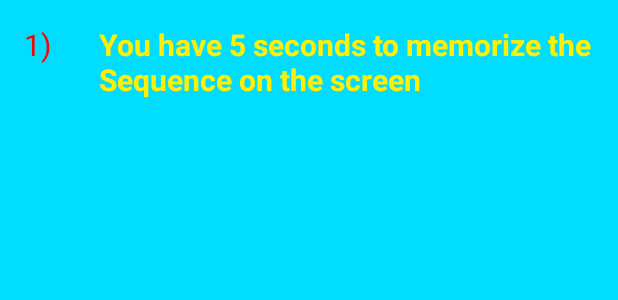
After one commit to aghiad4all/MemSeqGame, an Android app: the layout activity_instruction.xml on its own in the app's theme, with its tools: preview values and no code run, on a phone screen of 412 x 824 dp. The commit adds this screen. Shown: the top 300 px of the screen. Run offline under Robolectric (Android 15) with nearby library versions, the phone set to English and light mode, and no system bars.

Commit message:
Added icon and bug fixes

```diff
--- a/app/build.gradle
+++ b/app/build.gradle
@@ -24,4 +24,5 @@ dependencies {
 
     compile 'com.android.support:appcompat-v7:23.1.1'
     compile 'com.android.support:support-v4:23.1.1'
+    compile 'com.android.support:design:23.1.1'
 }
--- a/app/src/main/res/drawable/textview_yellow_border.xml
+++ b/app/src/main/res/drawable/textview_yellow_border.xml
@@ -9,7 +9,7 @@
 
     <!-- view border color and width -->
     <stroke
-        android:width="10dp"
+        android:width="7dp"
         android:color="#fff555" >
     </stroke>
 
--- a/app/src/main/res/layout/activity_game_start.xml
+++ b/app/src/main/res/layout/activity_game_start.xml
@@ -698,6 +698,7 @@
             android:textAppearance="?android:attr/textAppearanceLarge"
             android:text="1"
             android:textSize="30dp"
+            android:layout_gravity="center"
             android:gravity="center"
             android:background="@drawable/textview_yellow_border"
             android:textColor="#fff555"
--- /dev/null
+++ b/app/src/main/res/layout/activity_instruction.xml
@@ -0,0 +1,44 @@
+<?xml version="1.0" encoding="utf-8"?>
+<RelativeLayout xmlns:android="http://schemas.android.com/apk/res/android"
+    xmlns:tools="http://schemas.android.com/tools"
+    android:layout_width="match_parent"
+    android:layout_height="match_parent"
+    android:paddingBottom="@dimen/activity_vertical_margin"
+    android:paddingLeft="@dimen/activity_horizontal_margin"
+    android:paddingRight="@dimen/activity_horizontal_margin"
+    android:paddingTop="@dimen/activity_vertical_margin"
+    tools:context="com.microb.game.memseq.InstructionActivity"
+    android:background="#00ddff">
+
+    <LinearLayout
+        android:orientation="horizontal"
+        android:layout_width="fill_parent"
+        android:layout_height="wrap_content"
+        android:layout_alignParentStart="true">
+
+        <TextView
+            android:layout_width="50dp"
+            android:layout_height="wrap_content"
+            android:layout_weight="1"
+            android:textAppearance="?android:attr/textAppearanceLarge"
+            android:text="1)"
+            android:layout_marginRight="10dp"
+            android:textSize="20dp"
+            android:textColor="#ff0000"
+            android:id="@+id/textView7" />
+
+        <TextView
+            android:layout_width="wrap_content"
+            android:layout_height="wrap_content"
+            android:textAppearance="?android:attr/textAppearanceMedium"
+            android:text="You have 5 seconds to memorize the Sequence on the screen"
+            android:id="@+id/textView6"
+            android:textColor="#fff000"
+            android:textSize="20dp"
+            android:textStyle="bold"
+            android:layout_weight="5"
+            android:layout_alignParentTop="true"
+            android:layout_alignParentStart="true"
+            />
+    </LinearLayout>
+</RelativeLayout>
--- a/app/src/main/res/values/dimens.xml
+++ b/app/src/main/res/values/dimens.xml
@@ -2,4 +2,5 @@
     <!-- Default screen margins, per the Android Design guidelines. -->
     <dimen name="activity_horizontal_margin">16dp</dimen>
     <dimen name="activity_vertical_margin">16dp</dimen>
+    <dimen name="fab_margin">16dp</dimen>
 </resources>
--- a/app/src/main/res/values/strings.xml
+++ b/app/src/main/res/values/strings.xml
@@ -4,4 +4,5 @@
     <string name="title_activity_game">GameActivity</string>
     <string name="dummy_button">Dummy Button</string>
     <string name="dummy_content">DUMMY\nCONTENT</string>
+    <string name="title_activity_instruction">InstructionActivity</string>
 </resources>
```
Also changed, not shown: app/src/main/AndroidManifest.xml (+14 -2 lines), app/src/main/java/com/microb/game/memseq/InstructionActivity.java (added, +29 -0 lines), app/src/main/java/com/microb/game/memseq/MainActivity.java (+15 -1 lines), app/src/main/res/layout/activity_main.xml (+10 -0 lines), app/src/main/res/layout/content_instruction.xml (added, +15 -0 lines), app/src/main/res/values-v21/styles.xml (added, +9 -0 lines), app/src/main/res/values/styles.xml (+9 -0 lines), app/src/main/res/drawable/about.png (added), app/src/main/res/drawable/instructions.png.
